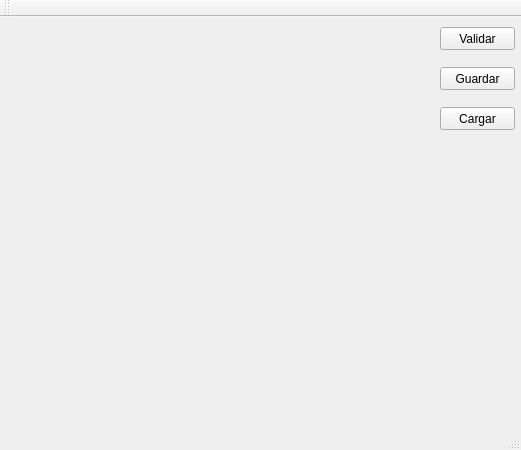
This is sudoku.ui in josephtk18/ProyectoSudoku as Qt 5 draws it before an edit. The edited form follows.
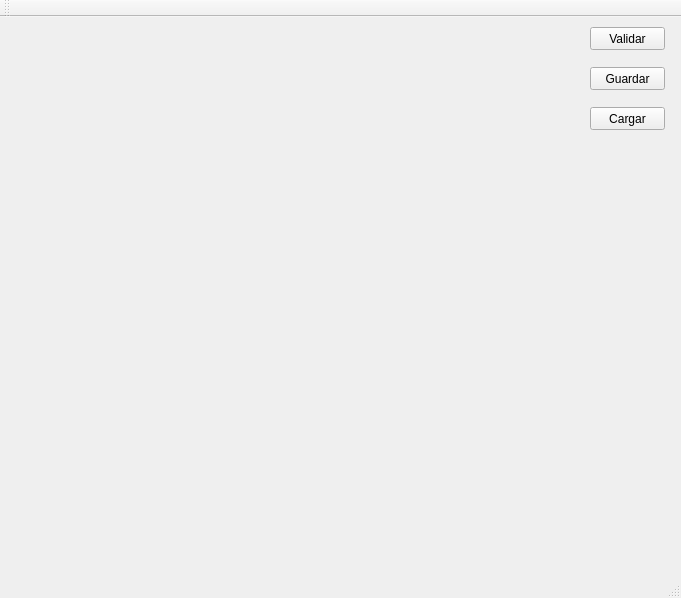
This is the edited form.

What changed in the file:
```diff
--- a/sudoku.ui
+++ b/sudoku.ui
@@ -6,8 +6,8 @@
    <rect>
     <x>0</x>
     <y>0</y>
-    <width>521</width>
-    <height>450</height>
+    <width>681</width>
+    <height>598</height>
    </rect>
   </property>
   <property name="windowTitle">
@@ -17,7 +17,7 @@
    <widget class="QPushButton" name="Btn_validar">
     <property name="geometry">
      <rect>
-      <x>440</x>
+      <x>590</x>
       <y>10</y>
       <width>75</width>
       <height>23</height>
@@ -32,8 +32,8 @@
      <rect>
       <x>20</x>
       <y>10</y>
-      <width>411</width>
-      <height>371</height>
+      <width>551</width>
+      <height>521</height>
      </rect>
     </property>
     <layout class="QGridLayout" name="gridTabla">
@@ -45,7 +45,7 @@
    <widget class="QPushButton" name="Btn_Guardar">
     <property name="geometry">
      <rect>
-      <x>440</x>
+      <x>590</x>
       <y>50</y>
       <width>75</width>
       <height>23</height>
@@ -58,7 +58,7 @@
    <widget class="QPushButton" name="Btn_Cargar">
     <property name="geometry">
      <rect>
-      <x>440</x>
+      <x>590</x>
       <y>90</y>
       <width>75</width>
       <height>23</height>
```
Left out of the diff: 2 changed lines with no effect on the pictures.
